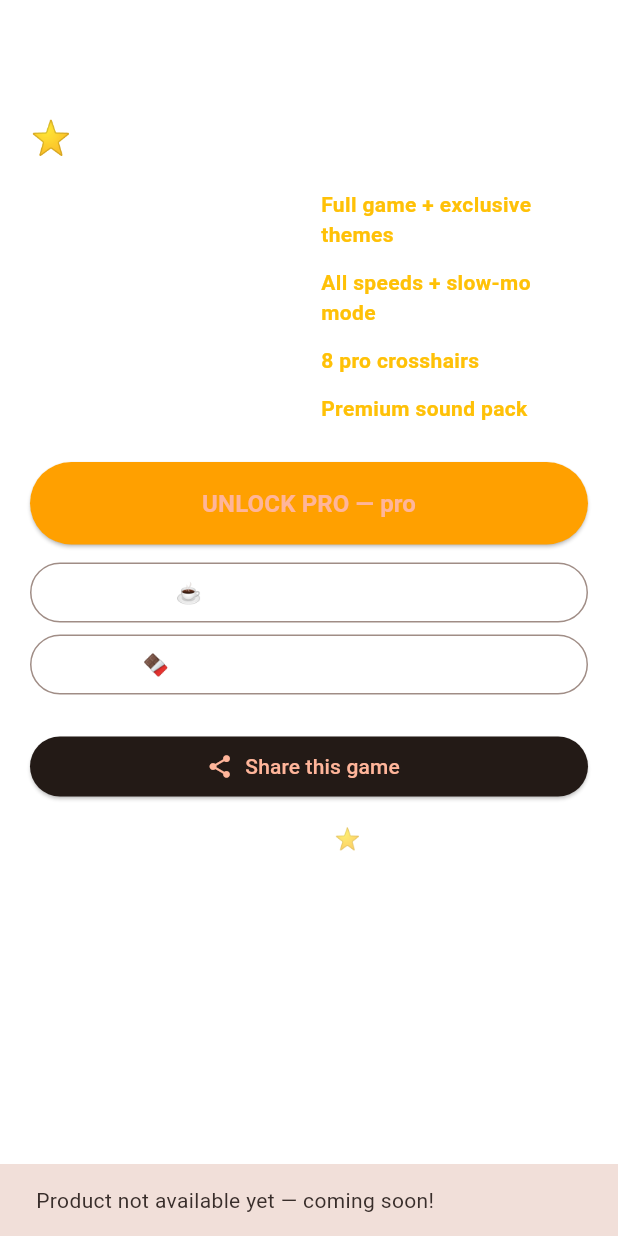
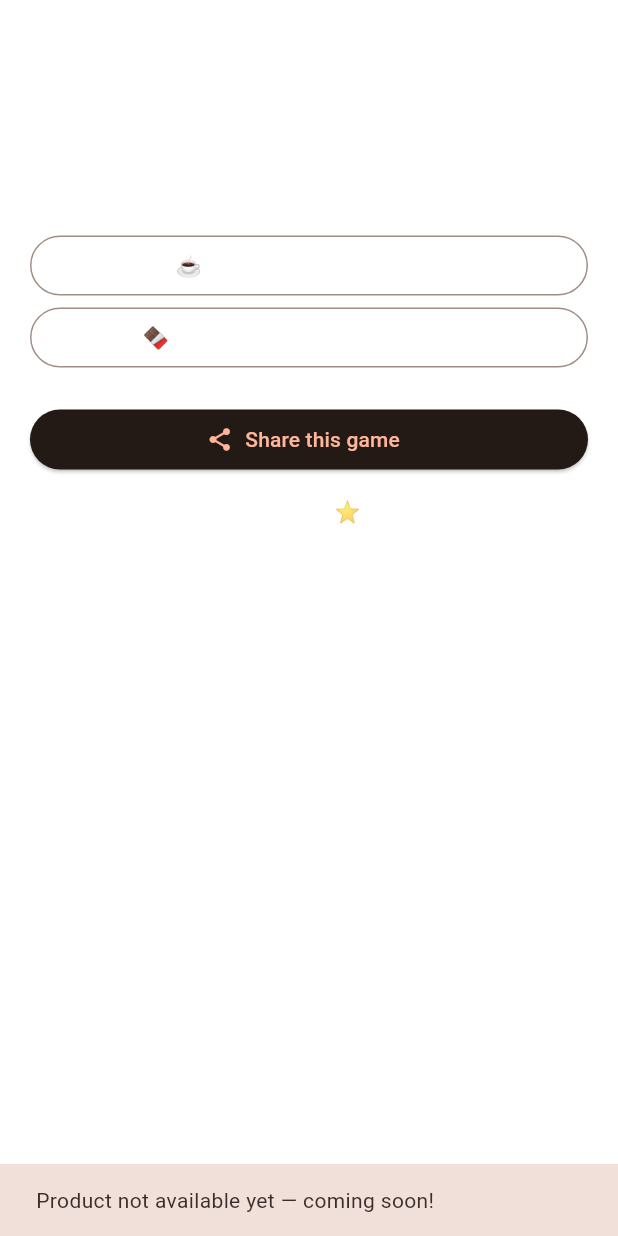
Before and after one commit to wjia-n/game-prismgunner, a Flutter app: the ProScreen screen opened directly with empty values, after a tap on an icon or button, on a phone screen of 412 x 824 dp. Run offline on Flutter 3.47's test engine with Material 3 defaults, Android fonts, the phone set to English and light mode, and no system bars; our stand-ins replace audioplayers, cross_file, file_picker, in_app_purchase, in_app_review, qr_flutter and 2 more; missing offline and left inert: mobile_scanner; accounts and stored records are empty.

Commit message:
Remove misleading PRO copy: retitle Pro screen to Support, keep tip jars; bump versionCode

```diff
--- a/lib/screens/menu_screen.dart
+++ b/lib/screens/menu_screen.dart
@@ -48,7 +48,7 @@ class _MenuScreenState extends State<MenuScreen> {
             Navigator.push(context, MaterialPageRoute(
                 builder: (_) => SettingsScreen(config: config, audio: widget.audio)));
           }),
-          _btn(context, '⭐  GO PRO', Colors.amber.shade700, () {
+          _btn(context, '❤️  SUPPORT', Colors.amber.shade700, () {
             widget.audio.click();
             Navigator.push(context, MaterialPageRoute(
                 builder: (_) => ProScreen(config: config, audio: widget.audio)));
--- a/lib/screens/pro_screen.dart
+++ b/lib/screens/pro_screen.dart
@@ -12,16 +12,6 @@ class ProScreen extends StatefulWidget {
   @override State<ProScreen> createState() => _ProScreenState();
 }
 class _ProScreenState extends State<ProScreen> {
-  bool isPro = false;
-  @override void initState() { super.initState(); _checkPro(); }
-  Future<void> _checkPro() async {
-    final available = await InAppPurchase.instance.isAvailable();
-    if (!available) {
-      return;
-    }
-    await InAppPurchase.instance.restorePurchases();
-    // simplified: real apps verify purchaseDetails stream
-  }
   Future<void> _buy(String productId) async {
     final resp = await InAppPurchase.instance.queryProductDetails({productId});
     if (resp.productDetails.isEmpty) {
@@ -35,19 +25,9 @@ class _ProScreenState extends State<ProScreen> {
   @override Widget build(BuildContext context) {
     final c = widget.config;
     return Scaffold(backgroundColor: c.darkColor,
-      appBar: AppBar(title: const Text('Go Pro'), backgroundColor: c.primaryColor, foregroundColor: Colors.white),
+      appBar: AppBar(title: const Text('Support the developer'), backgroundColor: c.primaryColor, foregroundColor: Colors.white),
       body: ListView(padding: const EdgeInsets.all(20), children: [
-        const Text('⭐ FREE vs PRO', style: TextStyle(color: Colors.white, fontSize: 22, fontWeight: FontWeight.bold)),
-        const SizedBox(height: 12),
-        _row('Full game', 'Full game + exclusive themes'),
-        _row('3 target speeds', 'All speeds + slow-mo mode'),
-        _row('Basic crosshair', '8 pro crosshairs'),
-        _row('Standard SFX', 'Premium sound pack'),
-        const SizedBox(height: 20),
-        ElevatedButton(
-          style: ElevatedButton.styleFrom(backgroundColor: Colors.amber.shade700, padding: const EdgeInsets.symmetric(vertical: 16)),
-          onPressed: () { widget.audio.click(); _buy(c.proId); },
-          child: Text('UNLOCK PRO — ${c.proId}', style: const TextStyle(fontSize: 16, fontWeight: FontWeight.bold))),
+        const Text('This game is fully unlocked. If you enjoy it, you can support the developer below — tips are voluntary donations and unlock nothing extra.', style: TextStyle(color: Colors.white70, fontSize: 16)),
         const SizedBox(height: 8),
         OutlinedButton(onPressed: () { widget.audio.click(); _buy(c.coffeeId); },
           child: Text('☕ Buy me a coffee (${c.coffeeId})', style: const TextStyle(color: Colors.white))),
@@ -62,10 +42,4 @@ class _ProScreenState extends State<ProScreen> {
       ]),
     );
   }
-  Widget _row(String free, String pro) => Padding(padding: const EdgeInsets.symmetric(vertical: 6),
-    child: Row(children: [
-      Expanded(child: Text(free, style: const TextStyle(color: Colors.white54))),
-      const Icon(Icons.arrow_forward, color: Colors.white38, size: 16),
-      Expanded(child: Text(pro, style: const TextStyle(color: Colors.amber, fontWeight: FontWeight.bold))),
-    ]));
 }
--- a/lib/theme/game_config.dart
+++ b/lib/theme/game_config.dart
@@ -15,7 +15,6 @@ class GameConfig {
   Color get darkColor => Color(dark);
   Color get accentColor => Color(accent);
   String get package => 'com.gameswajiha.$slug';
-  String get proId => '${slug}pro';
   String get coffeeId => '${slug}coffee';
   String get chocolateId => '${slug}chocolate';
 }
--- a/pubspec.yaml
+++ b/pubspec.yaml
@@ -1,7 +1,7 @@
 name: prismgunner
 description: "Prism Gunner - Split beams with prisms to hit many"
 publish_to: 'none'
-version: 1.0.0+3
+version: 1.0.0+4
 environment:
   sdk: ^3.13.5
 
```
